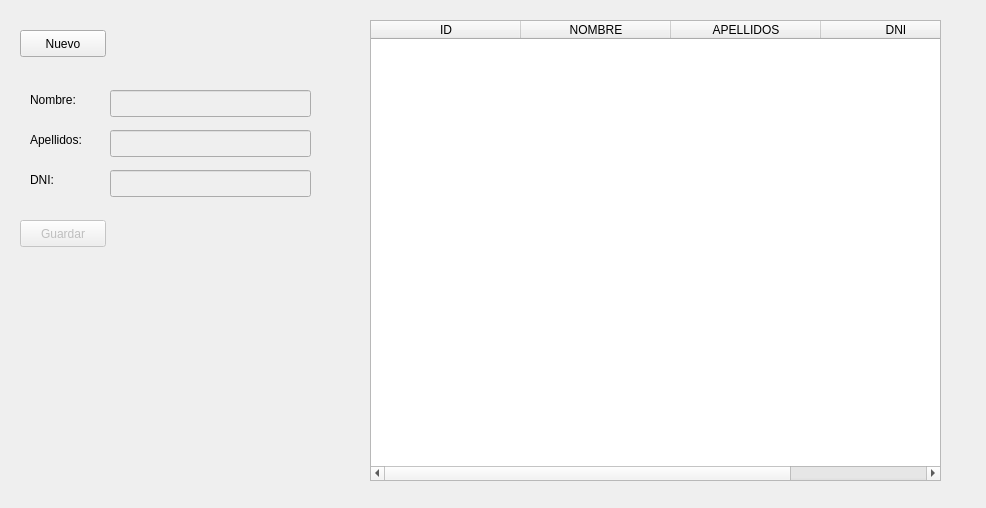
Before: the Qt Designer form crud.ui in clonbg/crud-sqlite3-python, drawn with Qt 5.
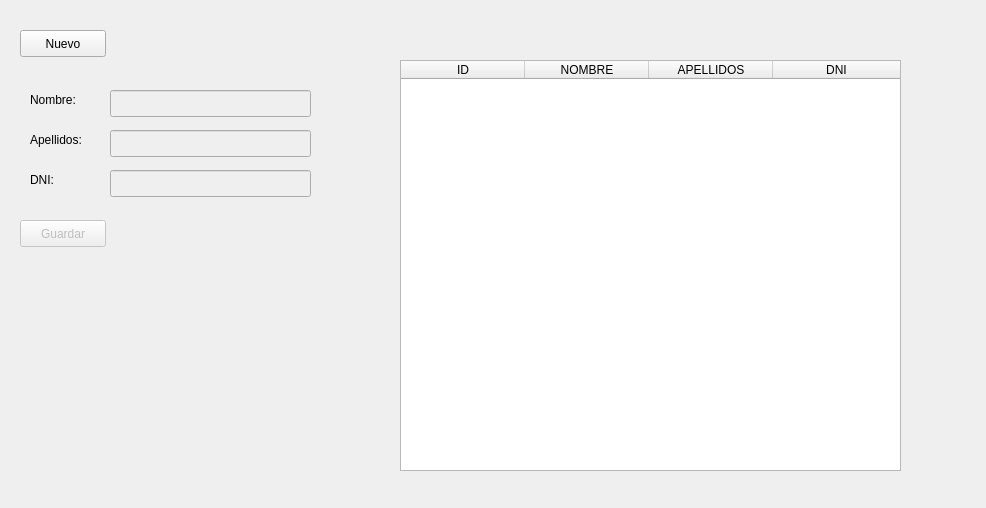
After: the same form once the commit is applied.

Commit message: comprobando campos

What changed in the file:
```diff
--- a/crud.ui
+++ b/crud.ui
@@ -29,90 +29,6 @@
     <string>Nuevo</string>
    </property>
   </widget>
-  <widget class="QTableWidget" name="lista">
-   <property name="geometry">
-    <rect>
-     <x>370</x>
-     <y>20</y>
-     <width>571</width>
-     <height>461</height>
-    </rect>
-   </property>
-   <property name="sizePolicy">
-    <sizepolicy hsizetype="MinimumExpanding" vsizetype="Expanding">
-     <horstretch>4</horstretch>
-     <verstretch>0</verstretch>
-    </sizepolicy>
-   </property>
-   <property name="minimumSize">
-    <size>
-     <width>571</width>
-     <height>0</height>
-    </size>
-   </property>
-   <property name="styleSheet">
-    <string notr="true"/>
-   </property>
-   <property name="selectionBehavior">
-    <enum>QAbstractItemView::SelectRows</enum>
-   </property>
-   <property name="textElideMode">
-    <enum>Qt::ElideRight</enum>
-   </property>
-   <attribute name="horizontalHeaderCascadingSectionResizes">
-    <bool>false</bool>
-   </attribute>
-   <attribute name="horizontalHeaderMinimumSectionSize">
-    <number>26</number>
-   </attribute>
-   <attribute name="horizontalHeaderDefaultSectionSize">
-    <number>150</number>
-   </attribute>
-   <attribute name="horizontalHeaderStretchLastSection">
-    <bool>true</bool>
-   </attribute>
-   <attribute name="verticalHeaderVisible">
-    <bool>false</bool>
-   </attribute>
-   <column>
-    <property name="text">
-     <string>ID</string>
-    </property>
-    <property name="font">
-     <font>
-      <pointsize>9</pointsize>
-      <strikeout>false</strikeout>
-     </font>
-    </property>
-    <property name="textAlignment">
-     <set>AlignCenter</set>
-    </property>
-   </column>
-   <column>
-    <property name="text">
-     <string>NOMBRE</string>
-    </property>
-    <property name="textAlignment">
-     <set>AlignCenter</set>
-    </property>
-   </column>
-   <column>
-    <property name="text">
-     <string>APELLIDOS</string>
-    </property>
-    <property name="textAlignment">
-     <set>AlignCenter</set>
-    </property>
-   </column>
-   <column>
-    <property name="text">
-     <string>DNI</string>
-    </property>
-    <property name="textAlignment">
-     <set>AlignCenter</set>
-    </property>
-   </column>
-  </widget>
   <widget class="QLabel" name="lbl_nombre">
    <property name="geometry">
     <rect>
@@ -207,6 +123,51 @@
     <string>Guardar</string>
    </property>
   </widget>
+  <widget class="QTableWidget" name="lista">
+   <property name="geometry">
+    <rect>
+     <x>400</x>
+     <y>60</y>
+     <width>501</width>
+     <height>411</height>
+    </rect>
+   </property>
+   <attribute name="horizontalHeaderMinimumSectionSize">
+    <number>20</number>
+   </attribute>
+   <attribute name="horizontalHeaderDefaultSectionSize">
+    <number>124</number>
+   </attribute>
+   <attribute name="horizontalHeaderShowSortIndicator" stdset="0">
+    <bool>false</bool>
+   </attribute>
+   <attribute name="horizontalHeaderStretchLastSection">
+    <bool>true</bool>
+   </attribute>
+   <attribute name="verticalHeaderVisible">
+    <bool>false</bool>
+   </attribute>
+   <column>
+    <property name="text">
+     <string>ID</string>
+    </property>
+   </column>
+   <column>
+    <property name="text">
+     <string>NOMBRE</string>
+    </property>
+   </column>
+   <column>
+    <property name="text">
+     <string>APELLIDOS</string>
+    </property>
+   </column>
+   <column>
+    <property name="text">
+     <string>DNI</string>
+    </property>
+   </column>
+  </widget>
  </widget>
  <resources/>
  <connections/>
```
The commit also changes 1 other file.
